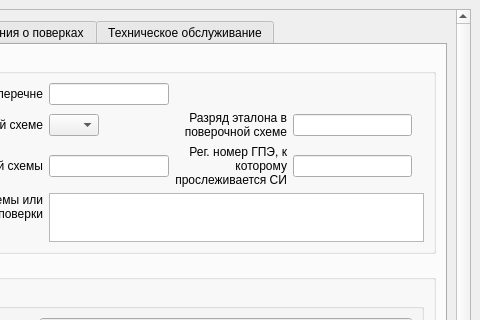
The window that equipment.ui (sylmain/Cometa1) describes before a commit, drawn with Qt 5; both pictures show x 740 to 1220 and y 0 to 320 of the 1220 by 719 pixel window.
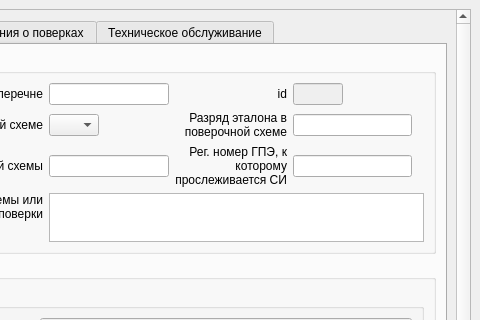
The same window after the commit. The open tabs and pages were chosen to show the change.

```diff
--- a/equipment.ui
+++ b/equipment.ui
@@ -1265,6 +1265,35 @@
                <string>СИ, применяемое в качестве эталона</string>
               </property>
               <layout class="QGridLayout" name="gridLayout_9">
+               <item row="0" column="2">
+                <widget class="QLabel" name="label_22">
+                 <property name="text">
+                  <string>id</string>
+                 </property>
+                 <property name="alignment">
+                  <set>Qt::AlignRight|Qt::AlignTrailing|Qt::AlignVCenter</set>
+                 </property>
+                </widget>
+               </item>
+               <item row="0" column="3">
+                <widget class="QLineEdit" name="lineEdit_mieta_id">
+                 <property name="enabled">
+                  <bool>false</bool>
+                 </property>
+                 <property name="maximumSize">
+                  <size>
+                   <width>50</width>
+                   <height>16777215</height>
+                  </size>
+                 </property>
+                 <property name="layoutDirection">
+                  <enum>Qt::LeftToRight</enum>
+                 </property>
+                 <property name="alignment">
+                  <set>Qt::AlignLeading|Qt::AlignLeft|Qt::AlignVCenter</set>
+                 </property>
+                </widget>
+               </item>
                <item row="1" column="3">
                 <widget class="QLineEdit" name="lineEdit_mieta_rank_title"/>
                </item>
```
Left out of the diff: 2 changed lines with no effect on the pictures.
